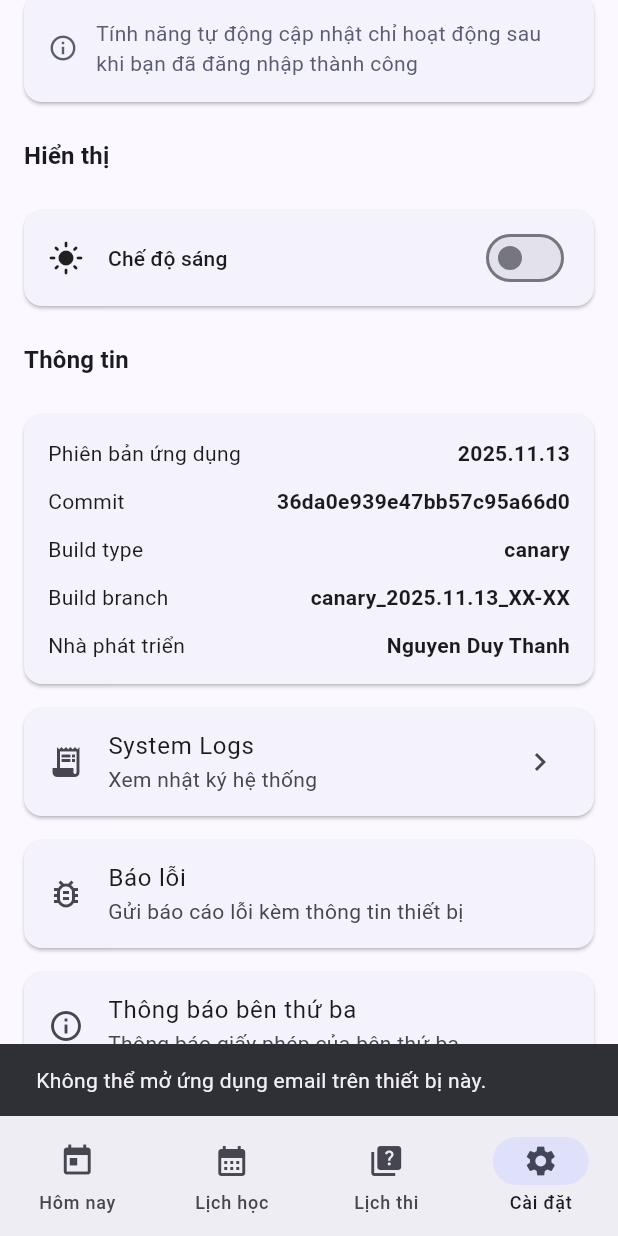
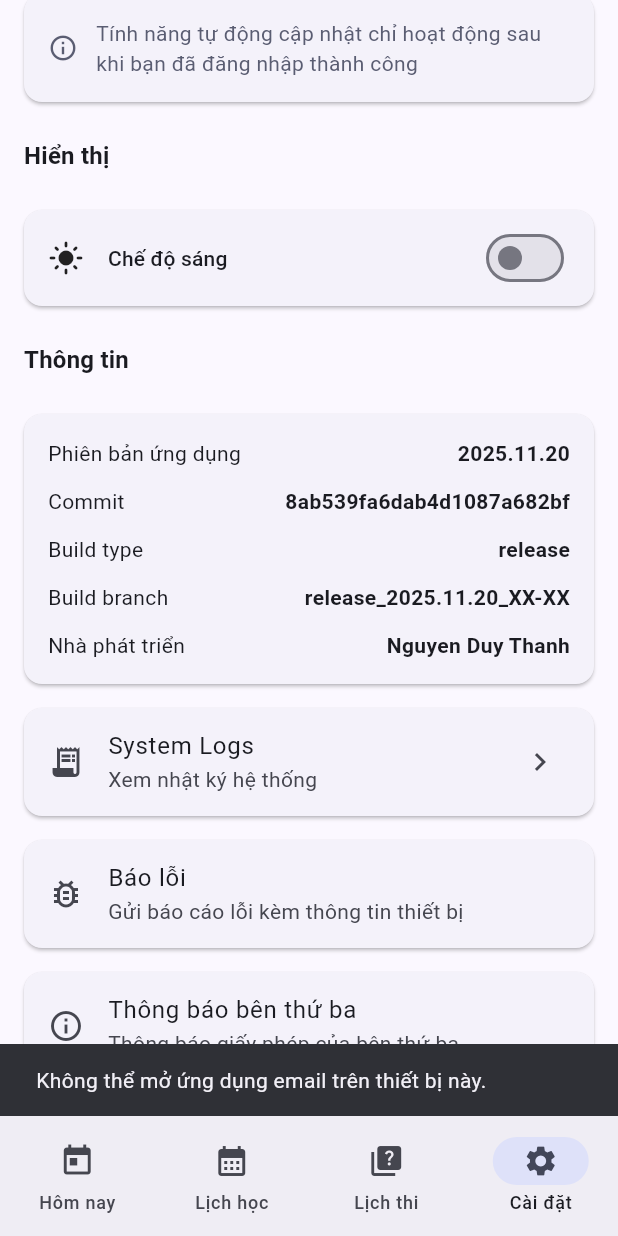
Before and after one commit to Duy-Thanh/tlucalendar, a Flutter app: the screen it shows after launch, item 4 of the bottom bar chosen, scrolled down 576 dp, after a tap on "Báo lỗi", on a phone screen of 412 x 824 dp. Run offline on Flutter 3.47's test engine with Material 3 defaults, Android fonts, the phone set to English and light mode, and no system bars; our stand-ins replace device_info_plus, flutter_local_notifications, flutter_secure_storage, fluttertoast, package_info_plus, shared_preferences and 2 more; missing offline and left inert: android_alarm_manager_plus, android_intent_plus, flutter_foreground_task; accounts and stored records are empty.

Commit message:
[release] Bump version to 2025.11.20

```diff
--- a/lib/screens/settings_screen.dart
+++ b/lib/screens/settings_screen.dart
@@ -707,7 +707,7 @@ class SettingsScreen extends StatelessWidget {
                         style: Theme.of(context).textTheme.bodyMedium,
                       ),
                       Text(
-                        '2025.11.13',
+                        '2025.11.20',
                         style: Theme.of(context).textTheme.bodyMedium?.copyWith(
                           fontWeight: FontWeight.bold,
                         ),
@@ -724,7 +724,7 @@ class SettingsScreen extends StatelessWidget {
                       ),
                       Text(
                         // 24 characters only
-                        '36da0e939e47bb57c95a66d0',
+                        '8ab539fa6dab4d1087a682bf',
                         style: Theme.of(context).textTheme.bodyMedium?.copyWith(
                           fontWeight: FontWeight.bold,
                         ),
@@ -740,7 +740,7 @@ class SettingsScreen extends StatelessWidget {
                         style: Theme.of(context).textTheme.bodyMedium,
                       ),
                       Text(
-                        'canary',
+                        'release',
                         style: Theme.of(context).textTheme.bodyMedium?.copyWith(
                           fontWeight: FontWeight.bold,
                         ),
@@ -756,7 +756,7 @@ class SettingsScreen extends StatelessWidget {
                         style: Theme.of(context).textTheme.bodyMedium,
                       ),
                       Text(
-                        'canary_2025.11.13_XX-XX',
+                        'release_2025.11.20_XX-XX',
                         style: Theme.of(context).textTheme.bodyMedium?.copyWith(
                           fontWeight: FontWeight.bold,
                         ),
@@ -850,7 +850,7 @@ class SettingsScreen extends StatelessWidget {
 
     // Gather app info
     String appName = 'TLU Calendar';
-    String appVersion = '2025.11.13';
+    String appVersion = '2025.11.20';
     try {
       final pkg = await PackageInfo.fromPlatform();
       appName = pkg.appName;
@@ -969,7 +969,7 @@ class SettingsScreen extends StatelessWidget {
             data: Theme.of(context),
             child: const LicensePage(
               applicationName: 'TLU Calendar',
-              applicationVersion: '2025.11.13',
+              applicationVersion: '2025.11.20',
             ),
           ),
         ),
--- a/pubspec.yaml
+++ b/pubspec.yaml
@@ -1,10 +1,10 @@
 name: tlucalendar
 description: "TLU Calendar for TLU students"
 publish_to: 'none'
-version: 2025.11.13
+version: 2025.11.20
 
 environment:
-  sdk: ^3.9.2
+  sdk: ^3.10.0
 
 dependencies:
   flutter:
@@ -24,7 +24,7 @@ dependencies:
   android_alarm_manager_plus: ^5.0.0  # For exact daily alarms
   flutter_foreground_task: ^9.1.0  # For download progress foreground service
   fluttertoast: ^9.0.0  # For toast messages
-  flutter_secure_storage: ^9.2.2  # For encrypted credential storage
+  flutter_secure_storage: ^9.2.4  # For encrypted credential storage
   encrypt: ^5.0.3  # For additional encryption
 
 dev_dependencies:
```
Also changed, not shown: .github/workflows/release_main.yaml, pubspec.lock, 2 other files.
